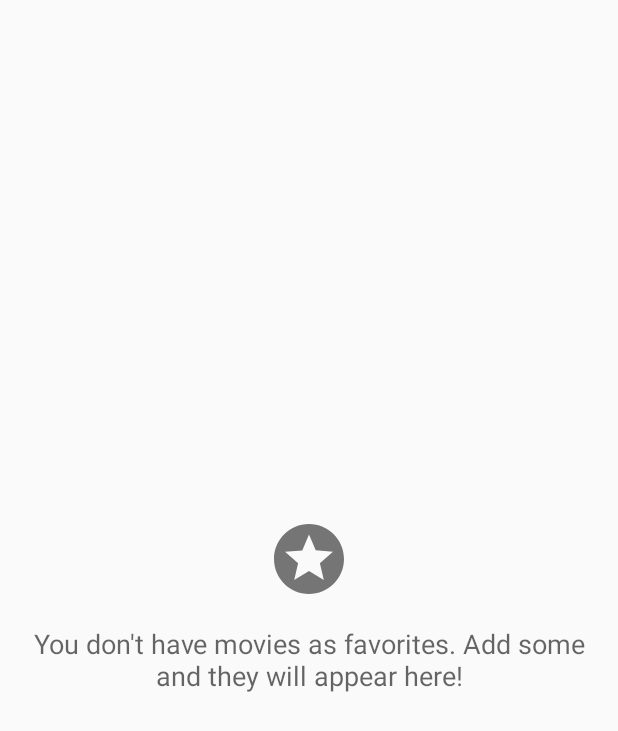
After one commit to csilva2810/popular-movies, an Android app: the layout layout_no_favorites.xml on its own in the app's theme, with its tools: preview values and no code run, on a phone screen of 412 x 824 dp. The commit adds this screen. Shown: the top 731 px of the screen. Run offline under Robolectric (Android 15) with nearby library versions, the phone set to English and light mode, and no system bars.

Commit message:
adding no favorites layout

```diff
--- /dev/null
+++ b/app/src/main/res/drawable/ic_stars_black_56dp.xml
@@ -0,0 +1,5 @@
+<vector android:autoMirrored="true" android:height="56dp"
+    android:viewportHeight="24.0" android:viewportWidth="24.0"
+    android:width="56dp" xmlns:android="http://schemas.android.com/apk/res/android">
+    <path android:fillColor="#FF000000" android:pathData="M11.99,2C6.47,2 2,6.48 2,12s4.47,10 9.99,10C17.52,22 22,17.52 22,12S17.52,2 11.99,2zM16.23,18L12,15.45 7.77,18l1.12,-4.81 -3.73,-3.23 4.92,-0.42L12,5l1.92,4.53 4.92,0.42 -3.73,3.23L16.23,18z"/>
+</vector>
--- a/app/src/main/res/layout/fragment_movies_grid.xml
+++ b/app/src/main/res/layout/fragment_movies_grid.xml
@@ -17,6 +17,10 @@
 
     <include
         android:id="@+id/no_internet_layout"
-        layout="@layout/layout_no_internet"/>
+        layout="@layout/layout_no_internet" />
+
+    <include
+        android:id="@+id/no_favorites_layout"
+        layout="@layout/layout_no_favorites" />
 
 </LinearLayout>
--- /dev/null
+++ b/app/src/main/res/layout/layout_no_favorites.xml
@@ -0,0 +1,26 @@
+<LinearLayout xmlns:android="http://schemas.android.com/apk/res/android"
+    xmlns:app="http://schemas.android.com/apk/res-auto"
+    android:layout_width="match_parent"
+    android:layout_height="match_parent"
+    android:gravity="center"
+    android:orientation="vertical"
+    android:paddingLeft="@dimen/activity_horizontal_margin"
+    android:paddingRight="@dimen/activity_horizontal_margin">
+
+    <ImageView
+        android:layout_width="wrap_content"
+        android:layout_height="wrap_content"
+        android:layout_marginBottom="@dimen/activity_vertical_margin"
+        android:tint="@color/button_grey"
+        app:srcCompat="@drawable/ic_stars_black_56dp" />
+
+    <TextView
+        android:id="@+id/no_favorites_textview"
+        style="@style/TextAppearance.AppCompat.Medium"
+        android:layout_width="wrap_content"
+        android:layout_height="wrap_content"
+        android:layout_marginBottom="@dimen/activity_vertical_margin"
+        android:text="@string/no_favorites"
+        android:textAlignment="center" />
+
+</LinearLayout>
--- a/app/src/main/res/values/strings.xml
+++ b/app/src/main/res/values/strings.xml
@@ -17,6 +17,9 @@
 
     <string name="no_internet">
         No Internet Connection! Please, turn on your Wi-Fi or cellular data and try again.
+    </string>
+    <string name="no_favorites">
+        You don\'t have movies as favorites. Add some and they will appear here!
     </string>
 
     <!-- TODO: Remove or change this placeholder text -->
```
Also changed, not shown: app/src/main/java/csilva2810/udacity/com/popularmovies/fragments/MoviesGridFragment.java (+24 -5 lines).
